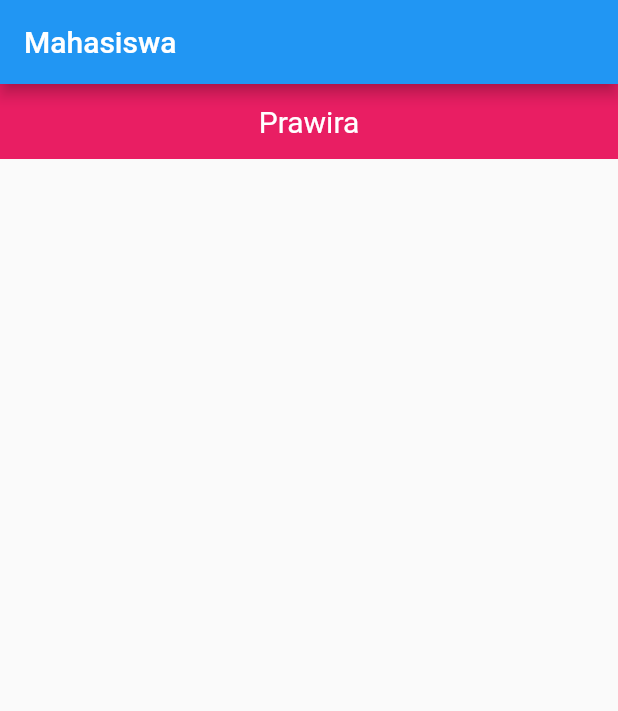
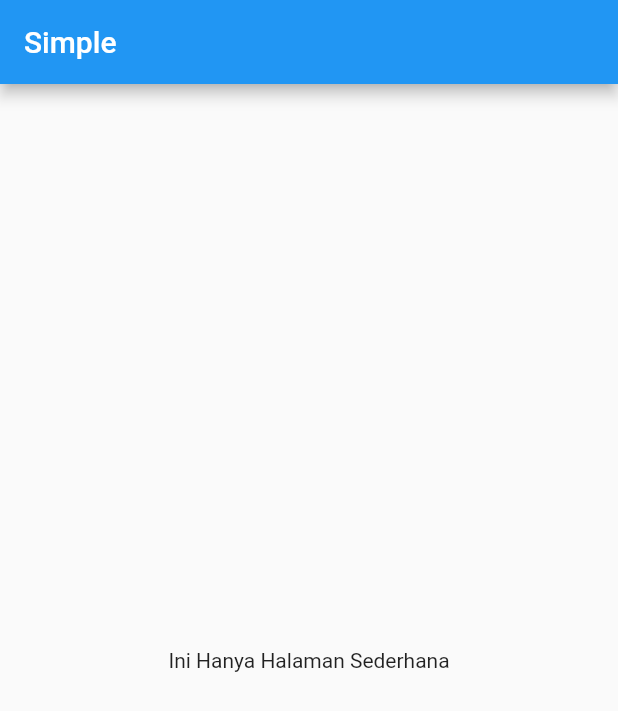
Before and after one commit to abumaryam/kuliah_flutter, a Flutter app: the screen it shows after launch, on a phone screen of 412 x 824 dp. Shown: the top 711 px of the screen. Run offline on Flutter 3.47's test engine with Material 2 defaults, Android fonts, the light colour scheme and no system bars.

Commit message:
Mengambalikan ke asal

```diff
--- a/lib/components/list_mahasiswa.dart
+++ /dev/null
@@ -1,27 +0,0 @@
-import 'package:flutter/material.dart';
-
-class ListMahasiswa extends StatelessWidget {
-  const ListMahasiswa({
-    Key? key,
-    this.nama,
-  }) : super(key: key);
-
-  final nama;
-
-  @override
-  Widget build(BuildContext context) {
-    return Container(
-      child: Center(
-        child: Text(
-          this.nama,
-          style: TextStyle(
-            color: Colors.white,
-            fontSize: 20,
-          ),
-        ),
-      ),
-      height: 50,
-      color: Colors.pink,
-    );
-  }
-}
--- a/lib/main.dart
+++ b/lib/main.dart
@@ -1,6 +1,5 @@
 import 'package:flutter/material.dart';
-import 'screens/dashboard.dart';
-import 'screens/mahasiswa_page.dart';
+import 'screens/simple_screen.dart';
 // import 'screens/my_home_page.dart';
 
 void main() {
@@ -15,7 +14,7 @@ class MyApp extends StatelessWidget {
   Widget build(BuildContext context) {
     return MaterialApp(
       title: 'Kuliah Flutter',
-      home: MahasiswaPage(),
+      home: SimpleScreen(),
     );
   }
 }
--- a/lib/screens/dashboard.dart
+++ /dev/null
@@ -1,24 +0,0 @@
-import 'package:flutter/material.dart';
-
-class Dashboard extends StatelessWidget {
-  const Dashboard({Key? key}) : super(key: key);
-
-  @override
-  Widget build(BuildContext context) {
-    return Scaffold(
-      backgroundColor: Colors.pink[300],
-      appBar: AppBar(
-        centerTitle: true,
-        title: Text('Dashboard'),
-        backgroundColor: Colors.red,
-      ),
-      body: Center(
-        child: Text(
-          'Selamat Datang',
-          style:
-              TextStyle(color: Colors.white, fontFamily: 'Glory', fontSize: 30),
-        ),
-      ),
-    );
-  }
-}
--- a/lib/screens/mahasiswa_page.dart
+++ /dev/null
@@ -1,25 +0,0 @@
-import 'package:flutter/material.dart';
-import 'package:kuliah_flutter/components/list_mahasiswa.dart';
-
-class MahasiswaPage extends StatefulWidget {
-  const MahasiswaPage({Key? key}) : super(key: key);
-
-  @override
-  _MahasiswaPageState createState() => _MahasiswaPageState();
-}
-
-class _MahasiswaPageState extends State<MahasiswaPage> {
-  @override
-  Widget build(BuildContext context) {
-    return Scaffold(
-      appBar: AppBar(
-        title: Text('Mahasiswa'),
-      ),
-      body: ListView(
-        children: [
-          ListMahasiswa(nama: 'Prawira'),
-        ],
-      ),
-    );
-  }
-}
--- a/lib/screens/my_home_page.dart
+++ b/lib/screens/my_home_page.dart
@@ -27,7 +27,7 @@ class MyHomePage extends StatelessWidget {
             Container(
               margin: EdgeInsets.fromLTRB(0, 30, 0, 10),
               child: Text(
-                'MySisfo',
+                'KuliahPakDian',
                 style: TextStyle(
                   fontFamily: 'Pacifico',
                   letterSpacing: 2.5,
--- /dev/null
+++ b/lib/screens/simple_screen.dart
@@ -0,0 +1,17 @@
+import 'package:flutter/material.dart';
+
+class SimpleScreen extends StatelessWidget {
+  const SimpleScreen({Key? key}) : super(key: key);
+
+  @override
+  Widget build(BuildContext context) {
+    return Scaffold(
+      appBar: AppBar(
+        title: Text('Simple'),
+      ),
+      body: Center(
+        child: Text('Ini Hanya Halaman Sederhana'),
+      ),
+    );
+  }
+}
```
